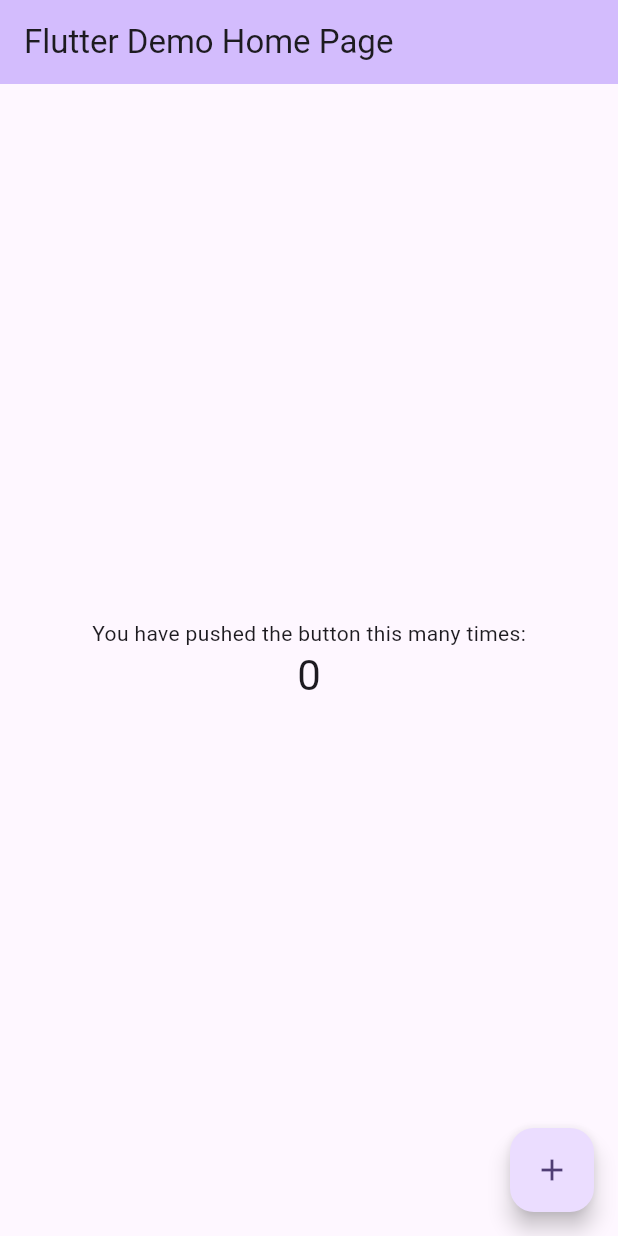
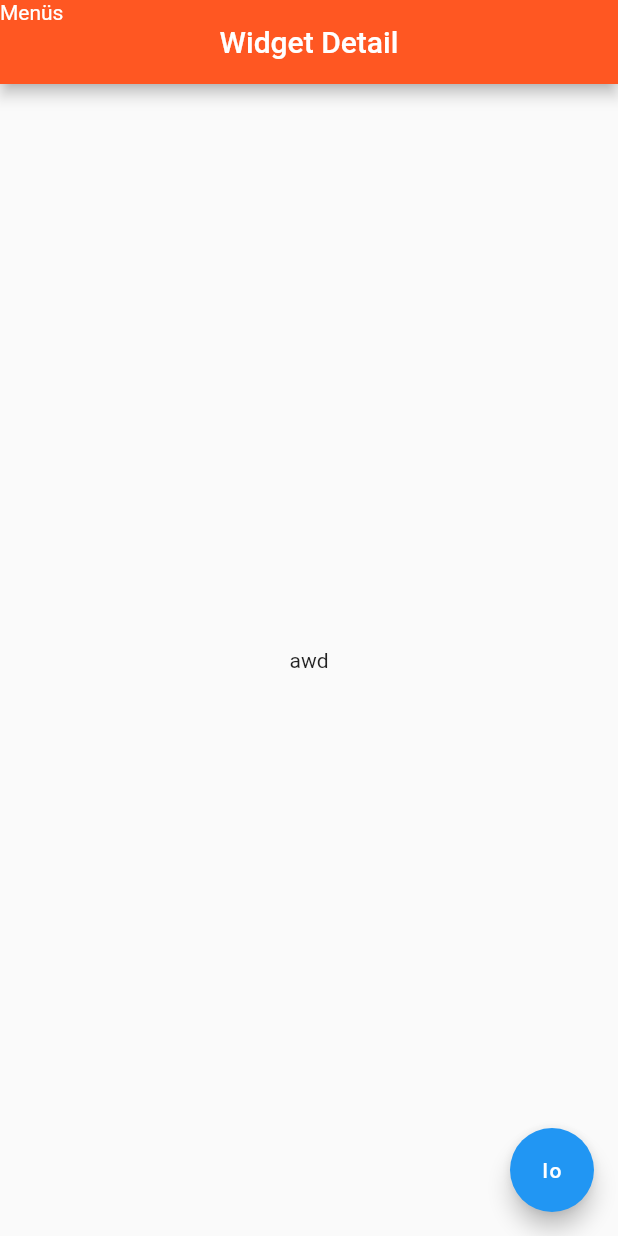
Before and after one commit to OguzhanDemircioglu/flutterfirst, a Flutter app: the screen it shows after launch, on a phone screen of 412 x 824 dp. Run offline on Flutter 3.47's test engine with Material 2 defaults, Android fonts, the phone set to English and light mode, and no system bars.

Commit message:
stateless Widget

```diff
--- a/lib/main.dart
+++ b/lib/main.dart
@@ -1,7 +1,31 @@
 import 'package:flutter/material.dart';
 
 void main() {
-  runApp(const MyApp());
+  runApp(const WidgetDetail());
+}
+
+class WidgetDetail extends StatelessWidget {
+  const WidgetDetail({super.key});
+
+  @override
+  Widget build(BuildContext context) {
+    return MaterialApp(
+        home: Scaffold(
+          appBar: AppBar(
+            title: const Text("Widget Detail"),
+            centerTitle: true,
+            backgroundColor: Colors.deepOrange,
+            leading: const Text("Menüs"),
+          ),
+          body: const Center(
+              child: Text("awd")
+          ),
+          floatingActionButton: FloatingActionButton(
+            onPressed: ()  {},
+            child: const Text("lo"),
+          ),
+        ));
+  }
 }
 
 class MyApp extends StatelessWidget {
```
